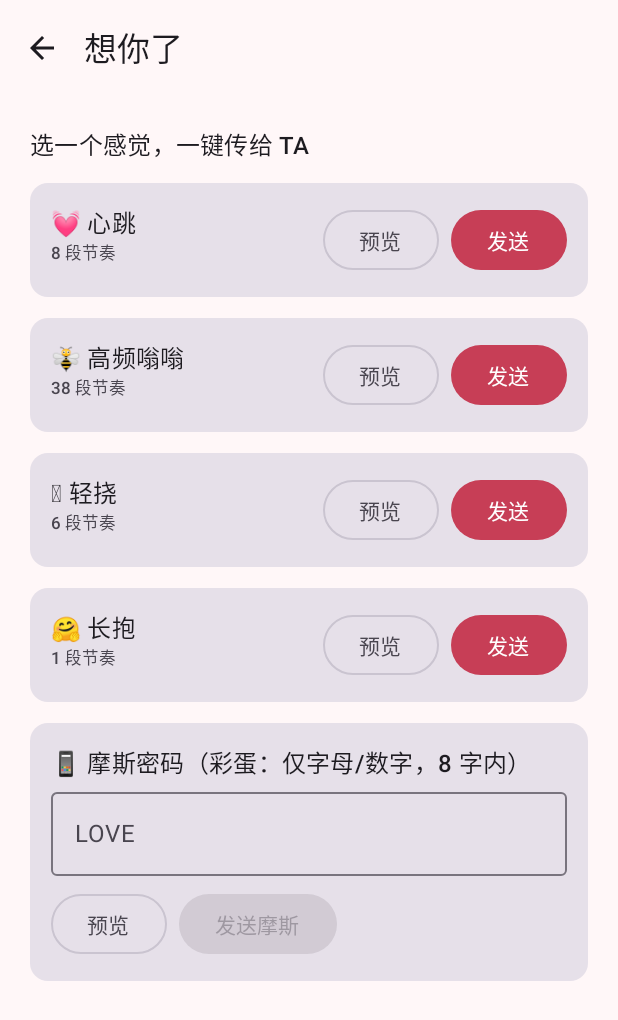
After one commit to Mengpolar/LDRLife, an Android app built with Jetpack Compose: the HapticScreen screen opened through its navigation route, on a phone screen of 412 x 824 dp. The commit adds this screen. Shown: the top 1020 px of the screen. Run offline under Robolectric (Android 15) with nearby library versions, the phone set to English and light mode, and no system bars; libraries missing offline, so code that uses them is left out: org.bouncycastle.crypto; pictures from the network do not load.

Commit message:
M3: haptic (想你了) + app usage status sharing
- Vibe: 5 presets (heartbeat/buzz/tickle/hug/morse) + waveform player,
  morse text->pattern easter egg; background notify channel w/ pattern
- haptic envelopes (preset compact / custom events JSON) both directions,
  foreground plays locally, background raises high-importance notification
- Home: 想你了 button, 'TA 想你了' bar with 回一个, 'TA 正在用' line
- Usage: PACKAGE_USAGE_STATS guidance, foreground-app detection, 5-min
  throttle, usage level toggle (off / name+time) in settings
- settings/setup screens made scrollable; verified E2E on MuMu

```diff
--- a/app/src/main/java/com/mengpolar/ldrlife/LdrApp.kt
+++ b/app/src/main/java/com/mengpolar/ldrlife/LdrApp.kt
@@ -3,14 +3,37 @@ package com.mengpolar.ldrlife
 import android.app.Application
 import com.mengpolar.ldrlife.session.Session
 
-class LdrApp : Application() {
+class LdrApp : Application(), android.app.Application.ActivityLifecycleCallbacks {
 
     lateinit var session: Session
         private set
 
+    /** 前台状态：收到"想你了"时前台直接播放振动，后台走通知 */
+    var isForeground: Boolean = false
+        private set
+
+    private var started = 0
+
     override fun onCreate() {
         super.onCreate()
+        registerActivityLifecycleCallbacks(this)
         session = Session(this, getSharedPreferences("ldr", MODE_PRIVATE))
         session.bootstrap()
     }
+
+    override fun onActivityStarted(activity: android.app.Activity) {
+        started++
+        if (started == 1) isForeground = true
+    }
+
+    override fun onActivityStopped(activity: android.app.Activity) {
+        started--
+        if (started == 0) isForeground = false
+    }
+
+    override fun onActivityCreated(a: android.app.Activity, b: android.os.Bundle?) {}
+    override fun onActivityResumed(a: android.app.Activity) {}
+    override fun onActivityPaused(a: android.app.Activity) {}
+    override fun onActivitySaveInstanceState(a: android.app.Activity, out: android.os.Bundle) {}
+    override fun onActivityDestroyed(a: android.app.Activity) {}
 }
--- a/app/src/main/java/com/mengpolar/ldrlife/MainActivity.kt
+++ b/app/src/main/java/com/mengpolar/ldrlife/MainActivity.kt
@@ -16,6 +16,12 @@ class MainActivity : ComponentActivity() {
 
     private val notifPerm =
         registerForActivityResult(ActivityResultContracts.RequestPermission()) { /* 拒绝则收不到提醒，设置页可再开 */ }
+
+    override fun onResume() {
+        super.onResume()
+        // 回前台触发应用状态上报（变化即报 + 5 分钟节流，见 Session.reportUsageIfChanged）
+        (application as LdrApp).session.reportUsageIfChanged()
+    }
 
     override fun onCreate(savedInstanceState: Bundle?) {
         super.onCreate(savedInstanceState)
--- /dev/null
+++ b/app/src/main/java/com/mengpolar/ldrlife/core/Vibe.kt
@@ -0,0 +1,128 @@
+package com.mengpolar.ldrlife.core
+
+import android.app.NotificationChannel
+import android.app.NotificationManager
+import android.content.Context
+import android.os.Build
+import android.os.VibrationEffect
+import android.os.Vibrator
+import android.os.VibratorManager
+
+/**
+ * 振动预设与播放（设计文档 §8）。
+ * 编码：events = [(startMs, durationMs, amplitude01)]，repeat 次数。
+ * Android 渲染：VibrationEffect.createWaveform（API 26+，幅度 1-255）。
+ * "频率感"：短脉冲占空比近似（如 30ms 开/10ms 关 ≈ 高频嗡嗡），幅度控制强弱。
+ */
+object Vibe {
+
+    data class Event(val at: Long, val dur: Long, val amp: Double)
+    data class Pattern(val id: String, val name: String, val emoji: String, val events: List<Event>, val repeat: Int)
+
+    val HEARTBEAT = Pattern("heartbeat", "心跳", "💓", listOf(
+        Event(0, 120, 0.9), Event(280, 180, 0.65),
+        Event(800, 120, 0.9), Event(1080, 180, 0.65),
+        Event(1600, 120, 0.9), Event(1880, 180, 0.65),
+        Event(2400, 120, 0.9), Event(2680, 180, 0.65),
+    ), 1)
+
+    val BUZZ = Pattern("buzz", "高频嗡嗡", "🐝", listOf(
+        Event(0, 30, 1.0), Event(40, 30, 1.0), Event(80, 30, 1.0), Event(120, 30, 1.0),
+        Event(160, 30, 1.0), Event(200, 30, 1.0), Event(240, 30, 1.0), Event(280, 30, 1.0),
+        Event(320, 30, 1.0), Event(360, 30, 1.0), Event(400, 30, 1.0), Event(440, 30, 1.0),
+        Event(480, 30, 1.0), Event(520, 30, 1.0), Event(560, 30, 1.0), Event(600, 30, 1.0),
+        Event(640, 30, 1.0), Event(680, 30, 1.0), Event(720, 30, 1.0), Event(760, 30, 1.0),
+        Event(800, 30, 1.0), Event(840, 30, 1.0), Event(880, 30, 1.0), Event(920, 30, 1.0),
+        Event(960, 30, 1.0), Event(1000, 30, 1.0), Event(1040, 30, 1.0), Event(1080, 30, 1.0),
+        Event(1120, 30, 1.0), Event(1160, 30, 1.0), Event(1200, 30, 1.0), Event(1240, 30, 1.0),
+        Event(1280, 30, 1.0), Event(1320, 30, 1.0), Event(1360, 30, 1.0), Event(1400, 30, 1.0),
+        Event(1440, 30, 1.0), Event(1480, 30, 1.0),
+    ), 1)
+
+    val TICKLE = Pattern("tickle", "轻挠", "🪶", listOf(
+        Event(0, 40, 0.25), Event(200, 40, 0.25), Event(400, 40, 0.25),
+        Event(600, 40, 0.25), Event(800, 40, 0.25), Event(1000, 40, 0.25),
+    ), 1)
+
+    val HUG = Pattern("hug", "长抱", "🤗", listOf(Event(0, 2000, 1.0)), 1)
+
+    val PRESETS = listOf(HEARTBEAT, BUZZ, TICKLE, HUG)
+
+    fun byId(id: String): Pattern? = PRESETS.firstOrNull { it.id == id }
+
+    // ---------- 摩斯码（文字 → 节奏，彩蛋） ----------
+
+    private val MORSE = mapOf(
+        'A' to ".-", 'B' to "-...", 'C' to "-.-.", 'D' to "-..", 'E' to ".", 'F' to "..-.",
+        'G' to "--.", 'H' to "....", 'I' to "..", 'J' to ".---", 'K' to "-.-", 'L' to ".-..",
+        'M' to "--", 'N' to "-.", 'O' to "---", 'P' to ".--.", 'Q' to "--.-", 'R' to ".-.",
+        'S' to "...", 'T' to "-", 'U' to "..-", 'V' to "...-", 'W' to ".--", 'X' to "-..-",
+        'Y' to "-.--", 'Z' to "--..", '0' to "-----", '1' to ".----", '2' to "..---",
+        '3' to "...--", '4' to "....-", '5' to ".....", '6' to "-....", '7' to "--...",
+        '8' to "---..", '9' to "----.",
+    )
+
+    /** 文字转摩斯振动 Pattern（仅字母/数字，其余跳过） */
+    fun morseOf(text: String, dotMs: Long = 80): Pattern {
+        val unit = dotMs
+        val events = mutableListOf<Event>()
+        var t = 0L
+        text.uppercase().forEach { ch ->
+            val code = MORSE[ch] ?: return@forEach
+            code.forEach { sym ->
+                val dur = if (sym == '.') unit else unit * 3
+                events.add(Event(t, dur, 1.0))
+                t += dur + unit // 符号间隔
+            }
+            t += unit * 2 // 字母间隔
+        }
+        return Pattern("morse", "摩斯", "📱", events, 1)
+    }
+
+    // ---------- 播放 ----------
+
+    private fun vibrator(ctx: Context): Vibrator =
+        (ctx.getSystemService(Context.VIBRATOR_MANAGER_SERVICE) as VibratorManager)
+            .defaultVibrator
+
+    private fun toWaveform(p: Pattern): VibrationEffect {
+        val timings = mutableListOf<Long>()
+        val amps = mutableListOf<Int>()
+        var lastEnd = 0L
+        p.events.forEach { e ->
+            if (e.at > lastEnd) { // 间隙 = 关
+                timings.add(e.at - lastEnd); amps.add(0)
+            }
+            timings.add(e.dur); amps.add((e.amp * 255).toInt().coerceIn(1, 255))
+            lastEnd = e.at + e.dur
+        }
+        return VibrationEffect.createWaveform(timings.toLongArray(), amps.toIntArray(), -1)
+    }
+
+    /** 前台/任意时刻直接播放完整图案（API 26+） */
+    fun play(ctx: Context, p: Pattern) {
+        try {
+            vibrator(ctx).vibrate(toWaveform(p))
+        } catch (_: Exception) {
+        }
+    }
+
+    /** 后台场景：高优先级通知（渠道自带心跳振动图案） */
+    fun notifyHaptic(ctx: Context, presetId: String) {
+        val nm = ctx.getSystemService(NotificationManager::class.java)
+        nm.createNotificationChannel(
+            NotificationChannel("haptic", "想你了", NotificationManager.IMPORTANCE_HIGH).apply {
+                enableVibration(true)
+                vibrationPattern = longArrayOf(0, 120, 160, 180, 160, 180, 160, 180, 160, 180)
+            }
+        )
+        val preset = byId(presetId)
+        val n = androidx.core.app.NotificationCompat.Builder(ctx, "haptic")
+            .setContentTitle("TA 想你了 ${preset?.emoji ?: "💓"}")
+            .setContentText("打开倾卿，回一个")
+            .setSmallIcon(android.R.drawable.ic_menu_myplaces)
+            .setAutoCancel(true)
+            .build()
+        nm.notify(3001, n)
+    }
+}
--- a/app/src/main/java/com/mengpolar/ldrlife/ui/Nav.kt
+++ b/app/src/main/java/com/mengpolar/ldrlife/ui/Nav.kt
@@ -8,6 +8,7 @@ import androidx.navigation.compose.rememberNavController
 import com.mengpolar.ldrlife.session.Phase
 import com.mengpolar.ldrlife.session.Session
 import com.mengpolar.ldrlife.ui.screens.ChatScreen
+import com.mengpolar.ldrlife.ui.screens.HapticScreen
 import com.mengpolar.ldrlife.ui.screens.HomeScreen
 import com.mengpolar.ldrlife.ui.screens.MapScreen
 import com.mengpolar.ldrlife.ui.screens.PairScreen
@@ -34,12 +35,14 @@ fun AppRoot(session: Session) {
                 onPair = { nav.navigate("pair") },
                 onChat = { nav.navigate("chat") },
                 onMap = { nav.navigate("map") },
+                onHaptic = { nav.navigate("haptic") },
                 onSettings = { nav.navigate("settings") },
             )
         }
         composable("pair") { PairScreen(session, onBack = { nav.popBackStack() }) }
         composable("chat") { ChatScreen(session, onBack = { nav.popBackStack() }) }
         composable("map") { MapScreen(session, onBack = { nav.popBackStack() }) }
+        composable("haptic") { HapticScreen(session, onBack = { nav.popBackStack() }) }
         composable("settings") { SettingsScreen(session, onBack = { nav.popBackStack() }) }
     }
 }
--- /dev/null
+++ b/app/src/main/java/com/mengpolar/ldrlife/ui/screens/HapticScreen.kt
@@ -0,0 +1,145 @@
+package com.mengpolar.ldrlife.ui.screens
+
+import androidx.compose.foundation.layout.Arrangement
+import androidx.compose.foundation.layout.Column
+import androidx.compose.foundation.layout.Row
+import androidx.compose.foundation.layout.fillMaxSize
+import androidx.compose.foundation.layout.fillMaxWidth
+import androidx.compose.foundation.layout.padding
+import androidx.compose.foundation.rememberScrollState
+import androidx.compose.foundation.verticalScroll
+import androidx.compose.material.icons.Icons
+import androidx.compose.material.icons.automirrored.filled.ArrowBack
+import androidx.compose.material3.Button
+import androidx.compose.material3.Card
+import androidx.compose.material3.ExperimentalMaterial3Api
+import androidx.compose.material3.Icon
+import androidx.compose.material3.IconButton
+import androidx.compose.material3.MaterialTheme
+import androidx.compose.material3.OutlinedButton
+import androidx.compose.material3.OutlinedTextField
+import androidx.compose.material3.Scaffold
+import androidx.compose.material3.Text
+import androidx.compose.material3.TopAppBar
+import androidx.compose.runtime.Composable
+import androidx.compose.runtime.collectAsState
+import androidx.compose.runtime.mutableStateOf
+import androidx.compose.runtime.remember
+import androidx.compose.runtime.getValue
+import androidx.compose.runtime.setValue
+import androidx.compose.ui.Modifier
+import androidx.compose.ui.platform.LocalContext
+import androidx.compose.ui.unit.dp
+import com.mengpolar.ldrlife.core.Vibe
+import com.mengpolar.ldrlife.session.Session
+
+/** "想你了"：预设选择 → 本地预览（先感受再发送）→ 发送 E2E 振动信封（设计文档 §8.3） */
+@OptIn(ExperimentalMaterial3Api::class)
+@Composable
+fun HapticScreen(session: Session, onBack: () -> Unit) {
+    val ctx = LocalContext.current
+    val lastHaptic = session.lastHaptic.collectAsState().value
+    var morseText by remember { mutableStateOf("") }
+    var preview by remember { mutableStateOf<Vibe.Pattern?>(null) }
+
+    Scaffold(
+        topBar = {
+            TopAppBar(
+                title = { Text("想你了") },
+                navigationIcon = {
+                    IconButton(onClick = onBack) {
+                        Icon(Icons.AutoMirrored.Filled.ArrowBack, contentDescription = "返回")
+                    }
+                },
+            )
+        },
+    ) { pad ->
+        Column(
+            modifier = Modifier.padding(pad).fillMaxSize().padding(20.dp)
+                .verticalScroll(rememberScrollState()),
+            verticalArrangement = Arrangement.spacedBy(14.dp),
+        ) {
+            Text("选一个感觉，一键传给 TA", style = MaterialTheme.typography.titleMedium)
+
+            Vibe.PRESETS.forEach { p ->
+                Card(Modifier.fillMaxWidth()) {
+                    Row(
+                        Modifier.padding(14.dp).fillMaxWidth(),
+                        horizontalArrangement = Arrangement.SpaceBetween,
+                    ) {
+                        Column {
+                            Text("${p.emoji} ${p.name}", style = MaterialTheme.typography.titleMedium)
+                            Text(
+                                "${p.events.size} 段节奏",
+                                style = MaterialTheme.typography.labelSmall,
+                                color = MaterialTheme.colorScheme.onSurfaceVariant,
+                            )
+                        }
+                        Row {
+                            OutlinedButton(onClick = {
+                                preview = p
+                                Vibe.play(ctx, p) // 先感受再发送
+                            }) { Text("预览") }
+                            Button(
+                                onClick = {
+                                    preview = p
+                                    session.sendHaptic(p)
+                                },
+                                modifier = Modifier.padding(start = 8.dp),
+                            ) { Text("发送") }
+                        }
+                    }
+                }
+            }
+
+            Card(Modifier.fillMaxWidth()) {
+                Column(Modifier.padding(14.dp), verticalArrangement = Arrangement.spacedBy(8.dp)) {
+                    Text("📱 摩斯密码（彩蛋：仅字母/数字，8 字内）", style = MaterialTheme.typography.titleMedium)
+                    var morseText by remember { mutableStateOf("") }
+                    OutlinedTextField(
+                        value = morseText,
+                        onValueChange = { if (it.length <= 8 && it.all { c -> c.isLetterOrDigit() }) morseText = it },
+                        placeholder = { Text("LOVE") },
+                        singleLine = true,
+                        modifier = Modifier.fillMaxWidth(),
+                    )
+                    Row(horizontalArrangement = Arrangement.spacedBy(8.dp)) {
+                        OutlinedButton(onClick = {
+                            if (morseText.isNotBlank()) {
+                                preview = Vibe.morseOf(morseText)
+                                Vibe.play(ctx, preview!!)
+                            }
+                        }) { Text("预览") }
+                        Button(onClick = {
+                            if (morseText.isNotBlank()) {
+                                val p = Vibe.morseOf(morseText)
+                                preview = p
+                                session.sendHaptic(p)
+                            }
+                        }, enabled = morseText.isNotBlank()) { Text("发送摩斯") }
+                    }
+                }
+            }
+
+            lastHaptic?.let { p ->
+                Card(Modifier.fillMaxWidth()) {
+                    Column(Modifier.padding(14.dp)) {
+                        Text("刚收到 TA 的想念 ${p.emoji}", style = MaterialTheme.typography.titleMedium)
+                        Button(
+                            onClick = { session.replyHaptic() },
+                            modifier = Modifier.padding(top = 6.dp),
+                        ) { Text("回一个（同款图案）") }
+                    }
+                }
+            }
+
+            preview?.let { p ->
+                Text(
+                    "最近播放：${p.emoji} ${p.name}（${p.events.size} 段）",
+                    style = MaterialTheme.typography.labelSmall,
+                    color = MaterialTheme.colorScheme.onSurfaceVariant,
+                )
+            }
+        }
+    }
+}
```
Also changed, not shown: app/src/main/java/com/mengpolar/ldrlife/core/Usage.kt (added, +66 -0 lines), app/src/main/java/com/mengpolar/ldrlife/session/Session.kt (+178 -1 lines), app/src/main/java/com/mengpolar/ldrlife/ui/screens/HomeScreen.kt (+52 -1 lines), app/src/main/java/com/mengpolar/ldrlife/ui/screens/SettingsScreen.kt (+34 -0 lines), 3 other files.
